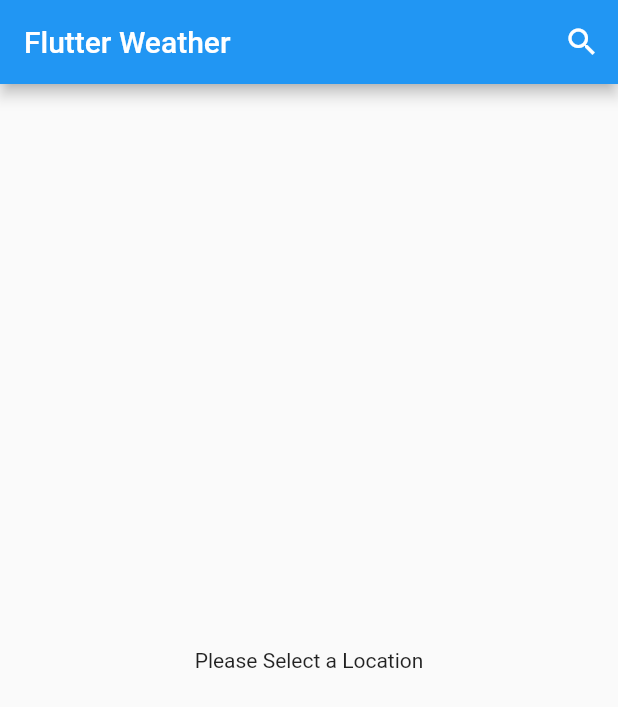
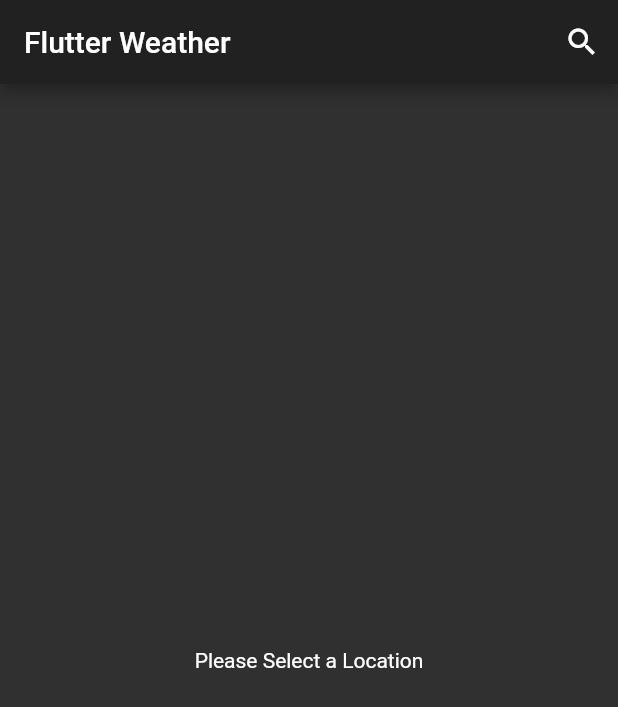
Before and after one commit to rhlk92/Flutter-Examples, a Flutter app: the screen it shows after launch, on a phone screen of 412 x 824 dp. Shown: the top 707 px of the screen. Run offline on Flutter 3.47's test engine with Material 2 defaults, Android fonts, the phone set to English and light mode, and no system bars; our stand-ins replace bloc, equatable, flutter_bloc.

Commit message:
Set brightness or theme to dark

```diff
--- a/lib/main.dart
+++ b/lib/main.dart
@@ -50,6 +50,10 @@ class App extends StatelessWidget {
   Widget build(BuildContext context) {
     return MaterialApp(
       title: 'Flutter Weather',
+      debugShowCheckedModeBanner: false,
+      theme: new ThemeData(
+        brightness: Brightness.dark,
+      ),
       home: BlocProvider(
         create: (context) => WeatherBloc(weatherRepository: weatherRepository),
         child: Weather(),
```
